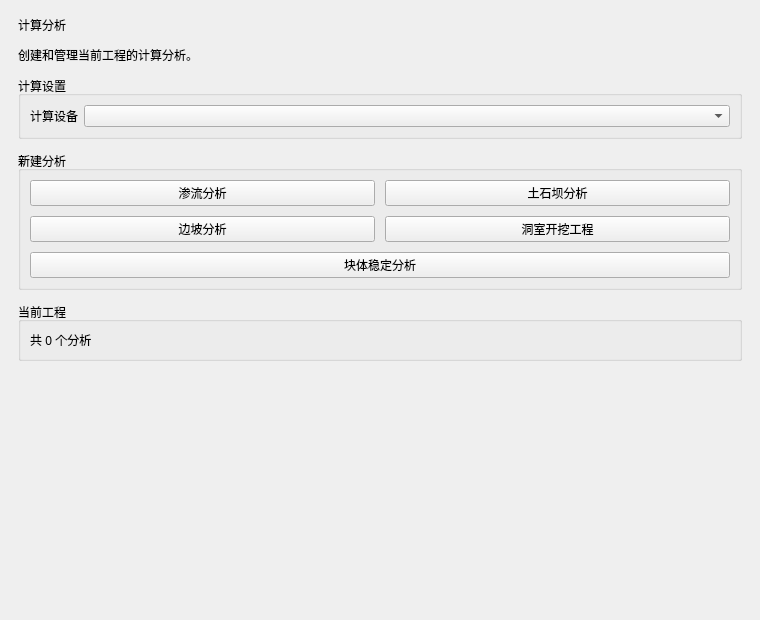
Qt form plugins/Base_Solver/SolverSettingWidget.ui (asd977/base_cae) before a commit.
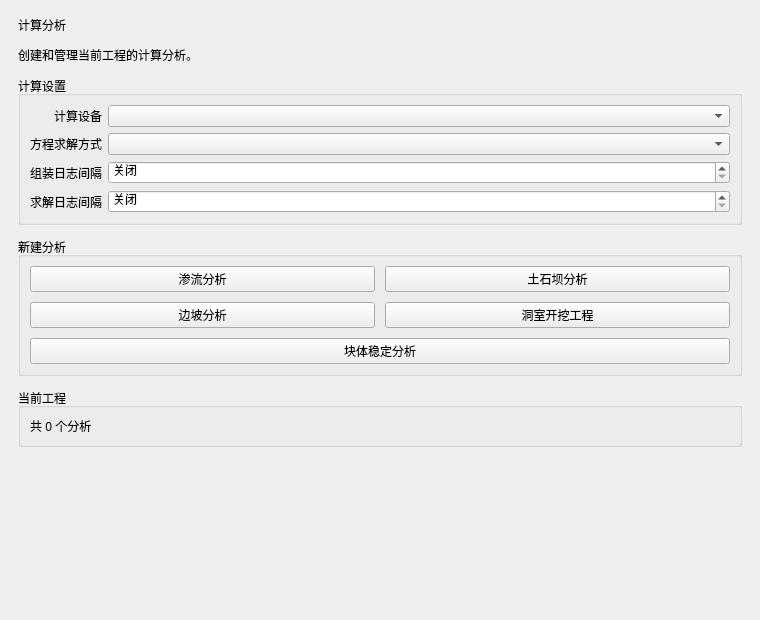
The same form after that commit.

Patch:
```diff
--- a/plugins/Base_Solver/SolverSettingWidget.ui
+++ b/plugins/Base_Solver/SolverSettingWidget.ui
@@ -71,6 +71,68 @@
       <item row="0" column="1">
        <widget class="QComboBox" name="comboComputeDevice" />
       </item>
+      <item row="1" column="0">
+       <widget class="QLabel" name="gpuModeLabel">
+        <property name="text">
+         <string>方程求解方式</string>
+        </property>
+       </widget>
+      </item>
+      <item row="1" column="1">
+       <widget class="QComboBox" name="comboGpuMode" />
+      </item>
+      <item row="2" column="0">
+       <widget class="QLabel" name="assemblyLogLabel">
+        <property name="text">
+         <string>组装日志间隔</string>
+        </property>
+        <property name="toolTip">
+         <string>每 N 个单元输出一次刚度组装进度，0 表示关闭。</string>
+        </property>
+       </widget>
+      </item>
+      <item row="2" column="1">
+       <widget class="QSpinBox" name="spinAssemblyLogInterval">
+        <property name="toolTip">
+         <string>每 N 个单元输出一次刚度组装进度，0 表示关闭。</string>
+        </property>
+        <property name="specialValueText">
+         <string>关闭</string>
+        </property>
+        <property name="maximum">
+         <number>100000000</number>
+        </property>
+        <property name="singleStep">
+         <number>10</number>
+        </property>
+       </widget>
+      </item>
+      <item row="3" column="0">
+       <widget class="QLabel" name="solverLogLabel">
+        <property name="text">
+         <string>求解日志间隔</string>
+        </property>
+        <property name="toolTip">
+         <string>每 N 个方程输出一次求解进度，0 表示关闭。</string>
+        </property>
+       </widget>
+      </item>
+      <item row="3" column="1">
+       <widget class="QSpinBox" name="spinSolverLogInterval">
+        <property name="toolTip">
+         <string>每 N 个方程输出一次求解进度，0 表示关闭。</string>
+        </property>
+        <property name="specialValueText">
+         <string>关闭</string>
+        </property>
+        <property name="maximum">
+         <number>100000000</number>
+        </property>
+        <property name="singleStep">
+         <number>100</number>
+        </property>
+       </widget>
+      </item>
      </layout>
     </widget>
    </item>
```
